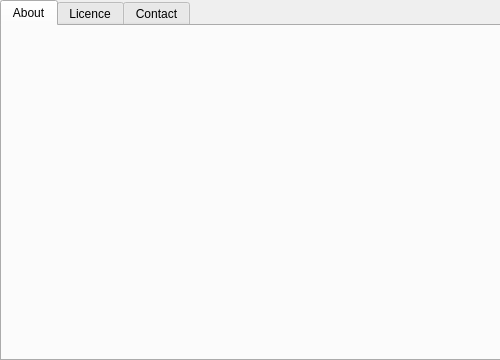
The window that OlamWindows/about.ui (vishnu012/OlamWindows) describes before a commit, drawn with Qt 5.
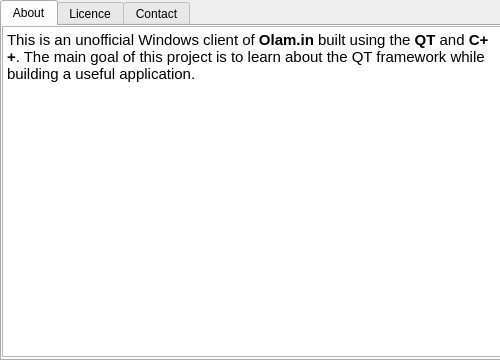
The same window after the commit. The open tabs and pages were chosen to show the change.

Commit message: some minor changes + readme-> about page

```diff
--- a/OlamWindows/about.ui
+++ b/OlamWindows/about.ui
@@ -41,6 +41,26 @@
     <attribute name="title">
      <string>About</string>
     </attribute>
+    <widget class="QTextBrowser" name="textBrowser">
+     <property name="geometry">
+      <rect>
+       <x>0</x>
+       <y>0</y>
+       <width>501</width>
+       <height>331</height>
+      </rect>
+     </property>
+     <property name="html">
+      <string>&lt;!DOCTYPE HTML PUBLIC &quot;-//W3C//DTD HTML 4.0//EN&quot; &quot;http://www.w3.org/TR/REC-html40/strict.dtd&quot;&gt;
+&lt;html&gt;&lt;head&gt;&lt;meta name=&quot;qrichtext&quot; content=&quot;1&quot; /&gt;&lt;meta charset=&quot;utf-8&quot; /&gt;&lt;style type=&quot;text/css&quot;&gt;
+p, li { white-space: pre-wrap; }
+hr { height: 1px; border-width: 0; }
+li.unchecked::marker { content: &quot;\2610&quot;; }
+li.checked::marker { content: &quot;\2612&quot;; }
+&lt;/style&gt;&lt;/head&gt;&lt;body style=&quot; font-family:'Segoe UI'; font-size:9pt; font-weight:400; font-style:normal;&quot;&gt;
+&lt;p style=&quot; margin-top:0px; margin-bottom:0px; margin-left:0px; margin-right:0px; -qt-block-indent:0; text-indent:0px;&quot;&gt;&lt;span style=&quot; font-size:11pt;&quot;&gt;This is an unofficial Windows client of &lt;/span&gt;&lt;span style=&quot; font-size:11pt; font-weight:700;&quot;&gt;Olam.in&lt;/span&gt;&lt;span style=&quot; font-size:11pt;&quot;&gt; built using the &lt;/span&gt;&lt;span style=&quot; font-size:11pt; font-weight:700;&quot;&gt;QT&lt;/span&gt;&lt;span style=&quot; font-size:11pt;&quot;&gt; and &lt;/span&gt;&lt;span style=&quot; font-size:11pt; font-weight:700;&quot;&gt;C++&lt;/span&gt;&lt;span style=&quot; font-size:11pt;&quot;&gt;. The main goal of this project is to learn about the QT framework while building a useful application.&lt;/span&gt;&lt;/p&gt;&lt;/body&gt;&lt;/html&gt;</string>
+     </property>
+    </widget>
    </widget>
    <widget class="QWidget" name="licence">
     <attribute name="title">
```
Left out of the diff: 2 changed lines with no effect on the pictures. The commit also changes 3 other files.
